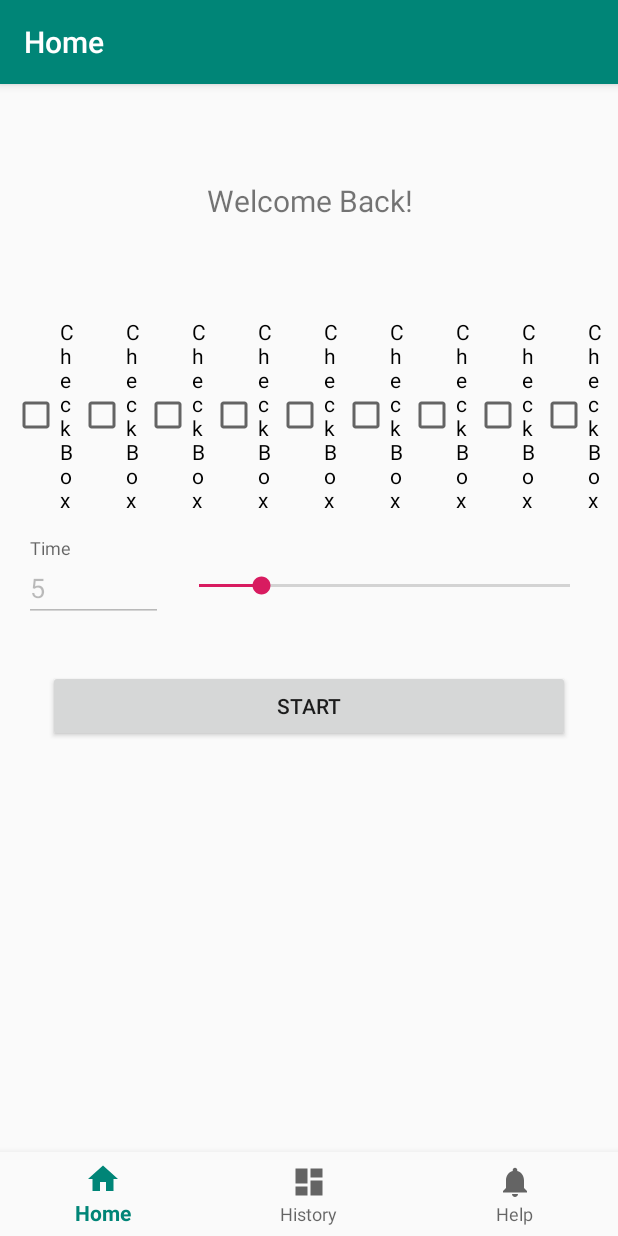
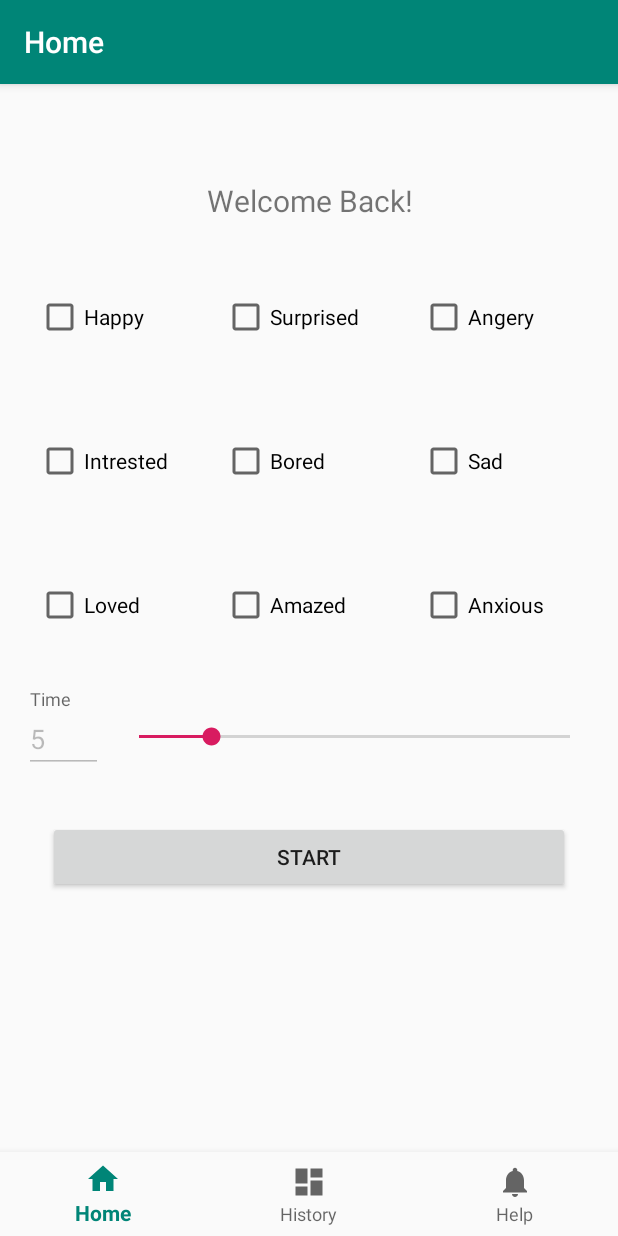
Before and after one commit to MajedMaktari/Rirakkusu, an Android app: the screen it shows after launch (MainActivity), on a phone screen of 412 x 824 dp. Run offline under Robolectric (Android 15) with nearby library versions, the phone set to English and light mode, and no system bars; our stand-ins replace navigation-ui.

Commit message:
added events listener, Fragments were already set up.

```diff
--- a/app/build.gradle
+++ b/app/build.gradle
@@ -28,6 +28,7 @@ dependencies {
     implementation 'androidx.navigation:navigation-fragment:2.0.0'
     implementation 'androidx.navigation:navigation-ui:2.0.0'
     implementation 'androidx.lifecycle:lifecycle-extensions:2.0.0'
+    implementation 'androidx.legacy:legacy-support-v4:1.0.0'
     testImplementation 'junit:junit:4.12'
     androidTestImplementation 'androidx.test.ext:junit:1.1.1'
     androidTestImplementation 'androidx.test.espresso:espresso-core:3.2.0'
--- a/app/src/main/AndroidManifest.xml
+++ b/app/src/main/AndroidManifest.xml
@@ -10,6 +10,11 @@
         android:supportsRtl="true"
         android:theme="@style/AppTheme">
         <activity
+            android:name=".MeditationActivity"
+            android:configChanges="orientation|keyboardHidden|screenSize"
+            android:label="@string/title_activity_meditation"
+            android:theme="@style/FullscreenTheme"></activity>
+        <activity
             android:name=".MainActivity"
             android:label="@string/app_name">
             <intent-filter>
--- a/app/src/main/java/com/example/rirakkusu/MainActivity.java
+++ b/app/src/main/java/com/example/rirakkusu/MainActivity.java
@@ -1,6 +1,10 @@
 package com.example.rirakkusu;
 
+import android.content.Intent;
 import android.os.Bundle;
+import android.view.View;
+import android.widget.EditText;
+import android.widget.SeekBar;
 
 import com.google.android.material.bottomnavigation.BottomNavigationView;
 
@@ -11,6 +15,10 @@ import androidx.navigation.ui.AppBarConfiguration;
 import androidx.navigation.ui.NavigationUI;
 
 public class MainActivity extends AppCompatActivity {
+
+    private SeekBar timeSeek;
+    private EditText timeEditText;
+    private float sessionTime = 5 ;
 
     @Override
     protected void onCreate(Bundle savedInstanceState) {
@@ -25,6 +33,10 @@ public class MainActivity extends AppCompatActivity {
         NavController navController = Navigation.findNavController(this, R.id.nav_host_fragment);
         NavigationUI.setupActionBarWithNavController(this, navController, appBarConfiguration);
         NavigationUI.setupWithNavController(navView, navController);
+
+
+
+
     }
 
 }
--- a/app/src/main/java/com/example/rirakkusu/ui/home/HomeFragment.java
+++ b/app/src/main/java/com/example/rirakkusu/ui/home/HomeFragment.java
@@ -1,9 +1,14 @@
 package com.example.rirakkusu.ui.home;
 
+import android.content.Intent;
 import android.os.Bundle;
+import android.se.omapi.Session;
 import android.view.LayoutInflater;
 import android.view.View;
 import android.view.ViewGroup;
+import android.widget.Button;
+import android.widget.EditText;
+import android.widget.SeekBar;
 import android.widget.TextView;
 
 import androidx.annotation.Nullable;
@@ -12,11 +17,22 @@ import androidx.fragment.app.Fragment;
 import androidx.lifecycle.Observer;
 import androidx.lifecycle.ViewModelProviders;
 
+import com.example.rirakkusu.MainActivity;
+import com.example.rirakkusu.MeditationActivity;
 import com.example.rirakkusu.R;
 
 public class HomeFragment extends Fragment {
 
     private HomeViewModel homeViewModel;
+    private SeekBar timeSeek;
+    private EditText timeEditText;
+    private float sessionTime = 5 ;
+
+    @Override
+    public void onCreate(Bundle savedInstanceState) {
+        super.onCreate(savedInstanceState);
+
+    }
 
     public View onCreateView(@NonNull LayoutInflater inflater,
                              ViewGroup container, Bundle savedInstanceState) {
@@ -24,12 +40,53 @@ public class HomeFragment extends Fragment {
                 ViewModelProviders.of(this).get(HomeViewModel.class);
         View root = inflater.inflate(R.layout.fragment_home, container, false);
         final TextView textView = root.findViewById(R.id.text_home);
+
+        //event listener for seek bar
+        timeEditText = root.findViewById(R.id.timeEditText);
+        timeSeek = root.findViewById(R.id.seekBar);
+        timeSeek.setOnSeekBarChangeListener(new SeekBar.OnSeekBarChangeListener() {
+            @Override
+            public void onProgressChanged(SeekBar seekBar, int progress, boolean fromUser) {
+                timeEditText.setText(String.format("%d", progress));
+            }
+
+            @Override
+            public void onStartTrackingTouch(SeekBar seekBar) {
+
+            }
+
+            @Override
+            public void onStopTrackingTouch(SeekBar seekBar) {
+                int progress = seekBar.getProgress();
+                sessionTime = progress;
+
+
+            }
+        });
+
+        //event listener for start button
+        Button startSession = root.findViewById(R.id.startBtn);
+        startSession.setOnClickListener(new View.OnClickListener() {
+            @Override
+            public void onClick(View view) {
+                StartMeditaion();
+            }
+        });
+
+
         homeViewModel.getText().observe(this, new Observer<String>() {
             @Override
             public void onChanged(@Nullable String s) {
                 textView.setText(s);
+
+
             }
         });
         return root;
     }
+
+    public void StartMeditaion() {
+        Intent intent = new Intent(getActivity(), MainActivity.class);
+        startActivity(intent);
+    }
 }
--- a/app/src/main/res/layout/fragment_home.xml
+++ b/app/src/main/res/layout/fragment_home.xml
@@ -19,93 +19,137 @@
         app:layout_constraintStart_toStartOf="parent"
         app:layout_constraintTop_toTopOf="parent" />
 
-    <RadioGroup
+    <androidx.constraintlayout.widget.ConstraintLayout
         android:id="@+id/radioGroup"
         android:layout_width="match_parent"
         android:layout_height="wrap_content"
-        android:layout_marginStart="8dp"
-        android:layout_marginLeft="8dp"
-        android:layout_marginTop="64dp"
-        android:layout_marginEnd="8dp"
-        android:layout_marginRight="8dp"
+        android:layout_marginTop="16dp"
         android:orientation="horizontal"
         app:layout_constraintEnd_toEndOf="parent"
+        app:layout_constraintHorizontal_bias="0.0"
         app:layout_constraintStart_toStartOf="parent"
         app:layout_constraintTop_toBottomOf="@+id/text_home">
 
         <CheckBox
-            android:id="@+id/checkBox2"
-            android:layout_width="wrap_content"
-            android:layout_height="wrap_content"
+            android:id="@+id/feeling1"
+            android:layout_width="100dp"
+            android:layout_height="80dp"
 
-            android:layout_weight="1"
+            android:layout_marginStart="24dp"
+            android:layout_marginLeft="24dp"
+            android:layout_marginTop="8dp"
             android:clickable="true"
-            android:text="CheckBox" />
+            android:focusable="true"
+            android:text="@string/happy"
+            app:layout_constraintStart_toStartOf="parent"
+            app:layout_constraintTop_toTopOf="parent" />
 
         <CheckBox
-            android:id="@+id/checkBox3"
-            android:layout_width="wrap_content"
-            android:layout_height="wrap_content"
-            android:layout_weight="1"
+            android:id="@+id/feeling6"
+            android:layout_width="100dp"
+            android:layout_height="80dp"
+            android:layout_marginTop="16dp"
             android:clickable="true"
-            android:text="CheckBox" />
+            android:focusable="true"
+            android:text="@string/sad"
+            app:layout_constraintEnd_toEndOf="parent"
+            app:layout_constraintStart_toEndOf="@+id/feeling5"
+            app:layout_constraintTop_toBottomOf="@+id/feeling3" />
 
         <CheckBox
-            android:id="@+id/checkBox4"
-            android:layout_width="wrap_content"
-            android:layout_height="wrap_content"
-            android:layout_weight="1"
+            android:id="@+id/feeling3"
+            android:layout_width="100dp"
+            android:layout_height="80dp"
+            android:layout_marginStart="24dp"
+            android:layout_marginLeft="24dp"
+            android:layout_marginTop="8dp"
+            android:layout_marginEnd="24dp"
+            android:layout_marginRight="24dp"
             android:clickable="true"
-            android:text="CheckBox" />
+            android:focusable="true"
+            android:text="@string/angery"
+            app:layout_constraintEnd_toEndOf="parent"
+            app:layout_constraintStart_toEndOf="@+id/feeling2"
+            app:layout_constraintTop_toTopOf="parent" />
 
         <CheckBox
-            android:id="@+id/checkBox5"
-            android:layout_width="wrap_content"
-            android:layout_height="wrap_content"
-            android:layout_weight="1"
+            android:id="@+id/feeling2"
+            android:layout_width="100dp"
+            android:layout_height="80dp"
+            android:layout_marginStart="24dp"
+            android:layout_marginLeft="24dp"
+            android:layout_marginTop="8dp"
             android:clickable="true"
-            android:text="CheckBox" />
+            android:focusable="true"
+            android:text="@string/surprised"
+            app:layout_constraintStart_toEndOf="@+id/feeling1"
+            app:layout_constraintTop_toTopOf="parent" />
 
         <CheckBox
-            android:id="@+id/checkBox6"
-            android:layout_width="wrap_content"
-            android:layout_height="wrap_content"
-            android:layout_weight="1"
+            android:id="@+id/feeling9"
+            android:layout_width="100dp"
+            android:layout_height="80dp"
+            android:layout_marginTop="16dp"
+            android:checked="false"
             android:clickable="true"
-            android:text="CheckBox" />
+            android:focusable="true"
+            android:text="@string/anxious"
+            app:layout_constraintEnd_toEndOf="parent"
+            app:layout_constraintStart_toEndOf="@+id/feeling8"
+            app:layout_constraintTop_toBottomOf="@+id/feeling6" />
 
         <CheckBox
-            android:id="@+id/checkBox7"
-            android:layout_width="wrap_content"
-            android:layout_height="wrap_content"
-            android:layout_weight="1"
+            android:id="@+id/feeling7"
+            android:layout_width="100dp"
+            android:layout_height="80dp"
+            android:layout_marginStart="24dp"
+            android:layout_marginLeft="24dp"
+            android:layout_marginTop="16dp"
             android:clickable="true"
-            android:text="CheckBox" />
+            android:focusable="true"
+            android:text="@string/loved"
+            app:layout_constraintStart_toStartOf="parent"
+            app:layout_constraintTop_toBottomOf="@+id/feeling4" />
 
         <CheckBox
-            android:id="@+id/checkBox8"
-            android:layout_width="wrap_content"
-            android:layout_height="wrap_content"
-            android:layout_weight="1"
+            android:id="@+id/feeling8"
+            android:layout_width="100dp"
+            android:layout_height="80dp"
+            android:layout_marginStart="24dp"
+            android:layout_marginLeft="24dp"
+            android:layout_marginTop="16dp"
             android:clickable="true"
-            android:text="CheckBox" />
+            android:focusable="true"
+            android:text="@string/amazed"
+            app:layout_constraintStart_toEndOf="@+id/feeling7"
+            app:layout_constraintTop_toBottomOf="@+id/feeling5" />
 
         <CheckBox
-            android:id="@+id/checkBox9"
-            android:layout_width="wrap_content"
-            android:layout_height="wrap_content"
-            android:layout_weight="1"
+            android:id="@+id/feeling5"
+            android:layout_width="100dp"
+            android:layout_height="80dp"
+            android:layout_marginStart="24dp"
+            android:layout_marginLeft="24dp"
+            android:layout_marginTop="16dp"
             android:clickable="true"
-            android:text="CheckBox" />
+            android:focusable="true"
+            android:text="@string/bored"
+            app:layout_constraintStart_toEndOf="@+id/feeling4"
+            app:layout_constraintTop_toBottomOf="@+id/feeling2" />
 
         <CheckBox
-            android:id="@+id/checkBox10"
-            android:layout_width="wrap_content"
-            android:layout_height="wrap_content"
-            android:layout_weight="1"
+            android:id="@+id/feeling4"
+            android:layout_width="100dp"
+            android:layout_height="80dp"
+            android:layout_marginStart="24dp"
+            android:layout_marginLeft="24dp"
+            android:layout_marginTop="16dp"
             android:clickable="true"
-            android:text="CheckBox" />
-    </RadioGroup>
+            android:focusable="true"
+            android:text="@string/intrested"
+            app:layout_constraintStart_toStartOf="parent"
+            app:layout_constraintTop_toBottomOf="@+id/feeling1" />
+    </androidx.constraintlayout.widget.ConstraintLayout>
 
     <LinearLayout
         android:id="@+id/percentlayout"
@@ -140,6 +184,7 @@
                 android:layout_width="match_parent"
                 android:layout_height="wrap_content"
                 android:enabled="false"
+                android:inputType="none"
                 android:text="@string/default_time" />
         </com.google.android.material.textfield.TextInputLayout>
 
@@ -151,7 +196,7 @@
             android:layout_marginTop="8dp"
             android:layout_marginEnd="8dp"
             android:layout_marginRight="8dp"
-            android:layout_weight=".75"
+            android:layout_weight="1.5"
             android:max="30"
             android:progress="5" />
 
@@ -162,7 +207,8 @@
         android:layout_width="0dp"
         android:layout_height="wrap_content"
         android:layout_margin="32dp"
-        android:text="Start"
+        android:layout_marginTop="16dp"
+        android:text="@string/start"
         app:layout_constraintEnd_toEndOf="parent"
         app:layout_constraintStart_toStartOf="parent"
         app:layout_constraintTop_toBottomOf="@+id/percentlayout" />
--- a/app/src/main/res/menu/bottom_nav_menu.xml
+++ b/app/src/main/res/menu/bottom_nav_menu.xml
@@ -9,11 +9,11 @@
     <item
         android:id="@+id/navigation_dashboard"
         android:icon="@drawable/ic_dashboard_black_24dp"
-        android:title="History" />
+        android:title="@string/history" />
 
     <item
         android:id="@+id/navigation_notifications"
         android:icon="@drawable/ic_notifications_black_24dp"
-        android:title="Help" />
+        android:title="@string/help" />
 
 </menu>
--- a/app/src/main/res/navigation/mobile_navigation.xml
+++ b/app/src/main/res/navigation/mobile_navigation.xml
@@ -17,13 +17,13 @@
 
     <fragment
         android:id="@+id/navigation_dashboard"
-        android:name="com.example.rirakkusu.ui.dashboard.DashboardFragment"
+        android:name="com.example.rirakkusu.ui.history.HistoryFragment"
         android:label="History"
-        tools:layout="@layout/fragment_dashboard" />
+        tools:layout="@layout/fragment_history" />
 
     <fragment
         android:id="@+id/navigation_notifications"
-        android:name="com.example.rirakkusu.ui.notifications.NotificationsFragment"
+        android:name="com.example.rirakkusu.ui.help.HelpFragment"
         android:label="Help"
-        tools:layout="@layout/fragment_notifications" />
+        tools:layout="@layout/fragment_help" />
 </navigation>
--- a/app/src/main/res/values/colors.xml
+++ b/app/src/main/res/values/colors.xml
@@ -3,4 +3,6 @@
     <color name="colorPrimary">#008577</color>
     <color name="colorPrimaryDark">#00574B</color>
     <color name="colorAccent">#D81B60</color>
+
+    <color name="black_overlay">#66000000</color>
 </resources>
--- a/app/src/main/res/values/strings.xml
+++ b/app/src/main/res/values/strings.xml
@@ -8,4 +8,20 @@
     <string name="time">Time</string>
 
     <string name="default_time">5</string>
+    <string name="history">History</string>
+    <string name="help">Help</string>
+    <string name="start">Start</string>
+    <string name="surprised">Surprised</string>
+    <string name="loved">Loved</string>
+    <string name="intrested">Intrested</string>
+    <string name="happy">Happy</string>
+    <string name="angery">Angery</string>
+    <string name="bored">Bored</string>
+    <string name="sad">Sad</string>
+    <string name="amazed">Amazed</string>
+    <string name="anxious">Anxious</string>
+
+    <string name="title_activity_meditation">MeditationActivity</string>
+    <string name="dummy_button">Dummy Button</string>
+    <string name="dummy_content">DUMMY\nCONTENT</string>
 </resources>
--- a/app/src/main/res/values/styles.xml
+++ b/app/src/main/res/values/styles.xml
@@ -8,4 +8,16 @@
         <item name="colorAccent">@color/colorAccent</item>
     </style>
 
+    <style name="FullscreenTheme" parent="AppTheme">
+        <item name="android:actionBarStyle">@style/FullscreenActionBarStyle</item>
+        <item name="android:windowActionBarOverlay">true</item>
+        <item name="android:windowBackground">@null</item>
+        <item name="metaButtonBarStyle">?android:attr/buttonBarStyle</item>
+        <item name="metaButtonBarButtonStyle">?android:attr/buttonBarButtonStyle</item>
+    </style>
+
+    <style name="FullscreenActionBarStyle" parent="Widget.AppCompat.ActionBar">
+        <item name="android:background">@color/black_overlay</item>
+    </style>
+
 </resources>
```
Also changed, not shown: app/src/main/java/com/example/rirakkusu/MeditationActivity.java (added, +165 -0 lines), app/src/main/java/com/example/rirakkusu/ui/help/HelpFragment.java (renamed from app/src/main/java/com/example/rirakkusu/ui/notifications/NotificationsFragment.java, +12 -7 lines), app/src/main/java/com/example/rirakkusu/ui/help/HelpViewModel.java (renamed from app/src/main/java/com/example/rirakkusu/ui/dashboard/DashboardViewModel.java, +4 -4 lines), app/src/main/java/com/example/rirakkusu/ui/history/HistoryFragment.java (renamed from app/src/main/java/com/example/rirakkusu/ui/dashboard/DashboardFragment.java, +5 -5 lines), app/src/main/java/com/example/rirakkusu/ui/history/HistoryViewModel.java (renamed from app/src/main/java/com/example/rirakkusu/ui/notifications/NotificationsViewModel.java, +4 -4 lines), app/src/main/res/layout/activity_meditation.xml (added, +51 -0 lines), app/src/main/res/values/attrs.xml (added, +12 -0 lines), app/src/main/res/layout/fragment_help.xml (renamed from app/src/main/res/layout/fragment_notifications.xml), app/src/main/res/layout/fragment_history.xml (renamed from app/src/main/res/layout/fragment_dashboard.xml).
